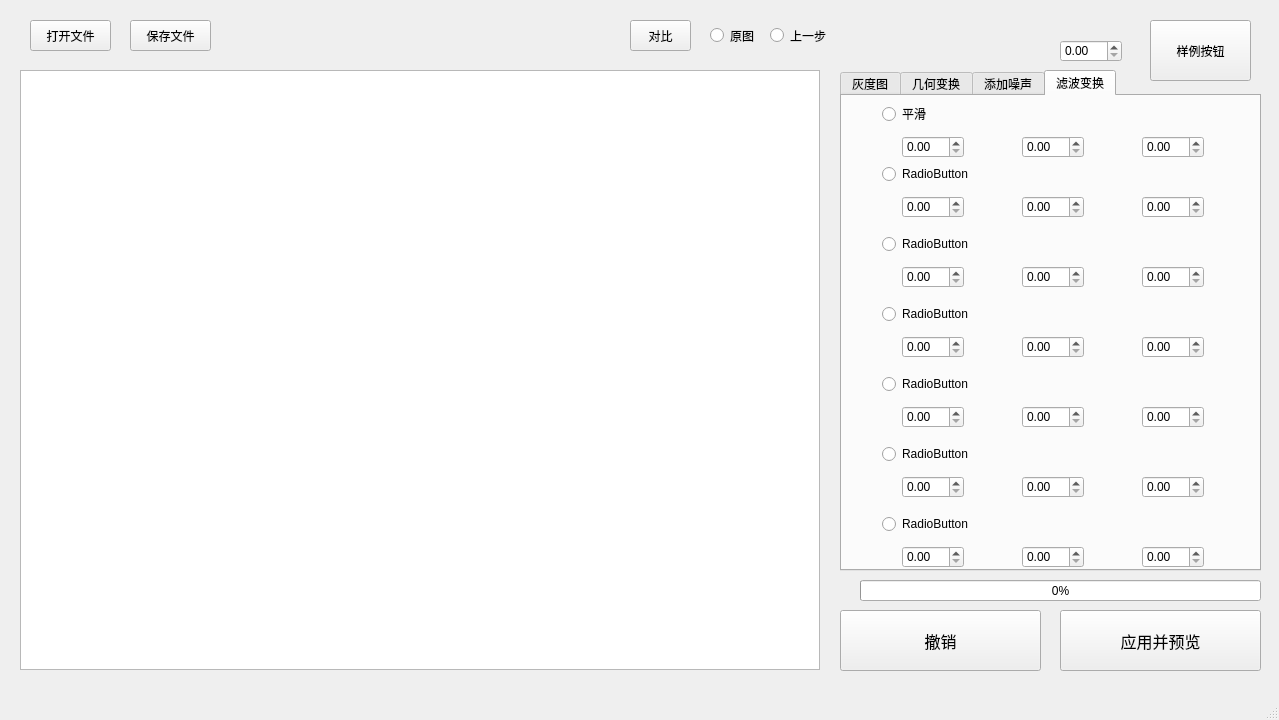
Above: gui/main.ui from xzx1449/DIP-assignment before the change. Below: the same form after it.
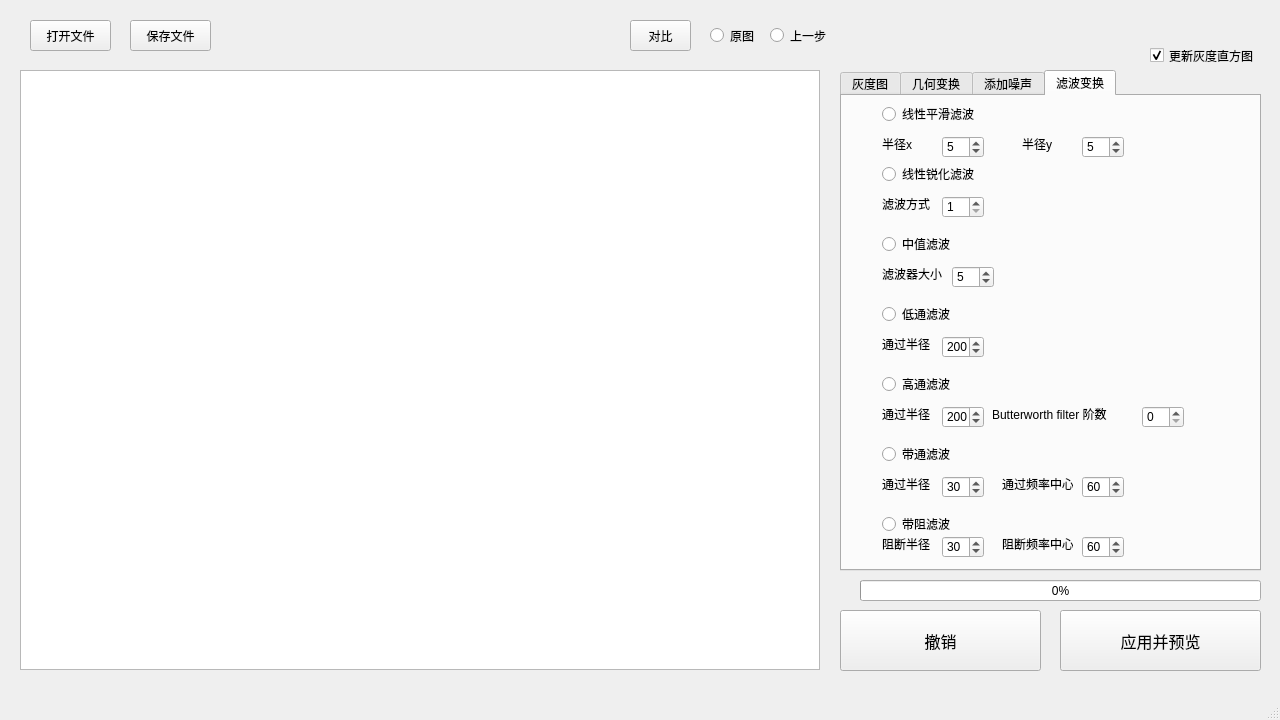
That is the form after the change. The open tabs and pages were chosen to show the change.

What changed in the file:
```diff
--- a/gui/main.ui
+++ b/gui/main.ui
@@ -6,10 +6,28 @@
    <rect>
     <x>0</x>
     <y>0</y>
-    <width>1279</width>
+    <width>1280</width>
     <height>720</height>
    </rect>
   </property>
+  <property name="sizePolicy">
+   <sizepolicy hsizetype="Fixed" vsizetype="Fixed">
+    <horstretch>0</horstretch>
+    <verstretch>0</verstretch>
+   </sizepolicy>
+  </property>
+  <property name="minimumSize">
+   <size>
+    <width>1280</width>
+    <height>720</height>
+   </size>
+  </property>
+  <property name="maximumSize">
+   <size>
+    <width>1280</width>
+    <height>720</height>
+   </size>
+  </property>
   <property name="windowTitle">
    <string>DIP GUI</string>
   </property>
@@ -870,7 +888,7 @@
        </rect>
       </property>
       <property name="text">
-       <string>RadioButton</string>
+       <string>低通滤波</string>
       </property>
       <attribute name="buttonGroup">
        <string notr="true">choiceButtonGroup</string>
@@ -886,7 +904,7 @@
        </rect>
       </property>
       <property name="text">
-       <string>RadioButton</string>
+       <string>中值滤波</string>
       </property>
       <attribute name="buttonGroup">
        <string notr="true">choiceButtonGroup</string>
@@ -897,12 +915,12 @@
        <rect>
         <x>40</x>
         <y>10</y>
-        <width>89</width>
+        <width>101</width>
         <height>16</height>
        </rect>
       </property>
       <property name="text">
-       <string>平滑</string>
+       <string>线性平滑滤波</string>
       </property>
       <attribute name="buttonGroup">
        <string notr="true">choiceButtonGroup</string>
@@ -913,12 +931,12 @@
        <rect>
         <x>40</x>
         <y>70</y>
-        <width>89</width>
+        <width>101</width>
         <height>16</height>
        </rect>
       </property>
       <property name="text">
-       <string>RadioButton</string>
+       <string>线性锐化滤波</string>
       </property>
       <attribute name="buttonGroup">
        <string notr="true">choiceButtonGroup</string>
@@ -934,182 +952,12 @@
        </rect>
       </property>
       <property name="text">
-       <string>RadioButton</string>
+       <string>高通滤波</string>
       </property>
       <attribute name="buttonGroup">
        <string notr="true">choiceButtonGroup</string>
       </attribute>
      </widget>
-     <widget class="QDoubleSpinBox" name="para413">
-      <property name="geometry">
-       <rect>
-        <x>300</x>
-        <y>40</y>
-        <width>62</width>
-        <height>22</height>
-       </rect>
-      </property>
-     </widget>
-     <widget class="QDoubleSpinBox" name="para411">
-      <property name="geometry">
-       <rect>
-        <x>60</x>
-        <y>40</y>
-        <width>62</width>
-        <height>22</height>
-       </rect>
-      </property>
-     </widget>
-     <widget class="QDoubleSpinBox" name="para412">
-      <property name="geometry">
-       <rect>
-        <x>180</x>
-        <y>40</y>
-        <width>62</width>
-        <height>22</height>
-       </rect>
-      </property>
-     </widget>
-     <widget class="QDoubleSpinBox" name="para423">
-      <property name="geometry">
-       <rect>
-        <x>300</x>
-        <y>100</y>
-        <width>62</width>
-        <height>22</height>
-       </rect>
-      </property>
-     </widget>
-     <widget class="QDoubleSpinBox" name="para421">
-      <property name="geometry">
-       <rect>
-        <x>60</x>
-        <y>100</y>
-        <width>62</width>
-        <height>22</height>
-       </rect>
-      </property>
-     </widget>
-     <widget class="QDoubleSpinBox" name="para422">
-      <property name="geometry">
-       <rect>
-        <x>180</x>
-        <y>100</y>
-        <width>62</width>
-        <height>22</height>
-       </rect>
-      </property>
-     </widget>
-     <widget class="QDoubleSpinBox" name="para433">
-      <property name="geometry">
-       <rect>
-        <x>300</x>
-        <y>170</y>
-        <width>62</width>
-        <height>22</height>
-       </rect>
-      </property>
-     </widget>
-     <widget class="QDoubleSpinBox" name="para431">
-      <property name="geometry">
-       <rect>
-        <x>60</x>
-        <y>170</y>
-        <width>62</width>
-        <height>22</height>
-       </rect>
-      </property>
-     </widget>
-     <widget class="QDoubleSpinBox" name="para432">
-      <property name="geometry">
-       <rect>
-        <x>180</x>
-        <y>170</y>
-        <width>62</width>
-        <height>22</height>
-       </rect>
-      </property>
-     </widget>
-     <widget class="QDoubleSpinBox" name="para443">
-      <property name="geometry">
-       <rect>
-        <x>300</x>
-        <y>240</y>
-        <width>62</width>
-        <height>22</height>
-       </rect>
-      </property>
-     </widget>
-     <widget class="QDoubleSpinBox" name="para441">
-      <property name="geometry">
-       <rect>
-        <x>60</x>
-        <y>240</y>
-        <width>62</width>
-        <height>22</height>
-       </rect>
-      </property>
-     </widget>
-     <widget class="QDoubleSpinBox" name="para442">
-      <property name="geometry">
-       <rect>
-        <x>180</x>
-        <y>240</y>
-        <width>62</width>
-        <height>22</height>
-       </rect>
-      </property>
-     </widget>
-     <widget class="QDoubleSpinBox" name="para453">
-      <property name="geometry">
-       <rect>
-        <x>300</x>
-        <y>310</y>
-        <width>62</width>
-        <height>22</height>
-       </rect>
-      </property>
-     </widget>
-     <widget class="QDoubleSpinBox" name="para451">
-      <property name="geometry">
-       <rect>
-        <x>60</x>
-        <y>310</y>
-        <width>62</width>
-        <height>22</height>
-       </rect>
-      </property>
-     </widget>
-     <widget class="QDoubleSpinBox" name="para452">
-      <property name="geometry">
-       <rect>
-        <x>180</x>
-        <y>310</y>
-        <width>62</width>
-        <height>22</height>
-       </rect>
-      </property>
-     </widget>
-     <widget class="QDoubleSpinBox" name="para451_2">
-      <property name="geometry">
-       <rect>
-        <x>60</x>
-        <y>380</y>
-        <width>62</width>
-        <height>22</height>
-       </rect>
-      </property>
-     </widget>
-     <widget class="QDoubleSpinBox" name="para452_2">
-      <property name="geometry">
-       <rect>
-        <x>180</x>
-        <y>380</y>
-        <width>62</width>
-        <height>22</height>
-       </rect>
-      </property>
-     </widget>
      <widget class="QRadioButton" name="choice46">
       <property name="geometry">
        <rect>
@@ -1120,18 +968,11 @@
        </rect>
       </property>
       <property name="text">
-       <string>RadioButton</string>
+       <string>带通滤波</string>
       </property>
-     </widget>
-     <widget class="QDoubleSpinBox" name="para453_2">
-      <property name="geometry">
-       <rect>
-        <x>300</x>
-        <y>380</y>
-        <width>62</width>
-        <height>22</height>
-       </rect>
-      </property>
+      <attribute name="buttonGroup">
+       <string notr="true">choiceButtonGroup</string>
+      </attribute>
      </widget>
      <widget class="QRadioButton" name="choice47">
       <property name="geometry">
@@ -1143,38 +984,318 @@
        </rect>
       </property>
       <property name="text">
-       <string>RadioButton</string>
+       <string>带阻滤波</string>
       </property>
      </widget>
-     <widget class="QDoubleSpinBox" name="para453_3">
+     <widget class="QSpinBox" name="para421">
+      <property name="geometry">
+       <rect>
+        <x>100</x>
+        <y>100</y>
+        <width>42</width>
+        <height>22</height>
+       </rect>
+      </property>
+      <property name="minimum">
+       <number>1</number>
+      </property>
+      <property name="maximum">
+       <number>3</number>
+      </property>
+     </widget>
+     <widget class="QSpinBox" name="para431">
+      <property name="geometry">
+       <rect>
+        <x>110</x>
+        <y>170</y>
+        <width>42</width>
+        <height>22</height>
+       </rect>
+      </property>
+      <property name="minimum">
+       <number>1</number>
+      </property>
+      <property name="value">
+       <number>5</number>
+      </property>
+     </widget>
+     <widget class="QSpinBox" name="para441">
+      <property name="geometry">
+       <rect>
+        <x>100</x>
+        <y>240</y>
+        <width>42</width>
+        <height>22</height>
+       </rect>
+      </property>
+      <property name="maximum">
+       <number>999</number>
+      </property>
+      <property name="value">
+       <number>200</number>
+      </property>
+     </widget>
+     <widget class="QSpinBox" name="para451">
+      <property name="geometry">
+       <rect>
+        <x>100</x>
+        <y>310</y>
+        <width>42</width>
+        <height>22</height>
+       </rect>
+      </property>
+      <property name="minimum">
+       <number>1</number>
+      </property>
+      <property name="maximum">
+       <number>1000</number>
+      </property>
+      <property name="value">
+       <number>200</number>
+      </property>
+     </widget>
+     <widget class="QSpinBox" name="para452">
       <property name="geometry">
        <rect>
         <x>300</x>
-        <y>450</y>
-        <width>62</width>
+        <y>310</y>
+        <width>42</width>
         <height>22</height>
        </rect>
       </property>
      </widget>
-     <widget class="QDoubleSpinBox" name="para452_3">
+     <widget class="QSpinBox" name="para461">
+      <property name="geometry">
+       <rect>
+        <x>100</x>
+        <y>380</y>
+        <width>42</width>
+        <height>22</height>
+       </rect>
+      </property>
+      <property name="value">
+       <number>30</number>
+      </property>
+     </widget>
+     <widget class="QSpinBox" name="para462">
+      <property name="geometry">
+       <rect>
+        <x>240</x>
+        <y>380</y>
+        <width>42</width>
+        <height>22</height>
+       </rect>
+      </property>
+      <property name="value">
+       <number>60</number>
+      </property>
+     </widget>
+     <widget class="QSpinBox" name="para471">
+      <property name="geometry">
+       <rect>
+        <x>100</x>
+        <y>440</y>
+        <width>42</width>
+        <height>22</height>
+       </rect>
+      </property>
+      <property name="value">
+       <number>30</number>
+      </property>
+     </widget>
+     <widget class="QSpinBox" name="para472">
+      <property name="geometry">
+       <rect>
+        <x>240</x>
+        <y>440</y>
+        <width>42</width>
+        <height>22</height>
+       </rect>
+      </property>
+      <property name="value">
+       <number>60</number>
+      </property>
+     </widget>
+     <widget class="QLabel" name="label_18">
+      <property name="geometry">
+       <rect>
+        <x>40</x>
+        <y>440</y>
+        <width>51</width>
+        <height>16</height>
+       </rect>
+      </property>
+      <property name="text">
+       <string>阻断半径</string>
+      </property>
+     </widget>
+     <widget class="QLabel" name="label_21">
+      <property name="geometry">
+       <rect>
+        <x>160</x>
+        <y>440</y>
+        <width>71</width>
+        <height>16</height>
+       </rect>
+      </property>
+      <property name="text">
+       <string>阻断频率中心</string>
+      </property>
+     </widget>
+     <widget class="QLabel" name="label_22">
+      <property name="geometry">
+       <rect>
+        <x>40</x>
+        <y>380</y>
+        <width>51</width>
+        <height>16</height>
+       </rect>
+      </property>
+      <property name="text">
+       <string>通过半径</string>
+      </property>
+     </widget>
+     <widget class="QLabel" name="label_23">
+      <property name="geometry">
+       <rect>
+        <x>40</x>
+        <y>310</y>
+        <width>51</width>
+        <height>16</height>
+       </rect>
+      </property>
+      <property name="text">
+       <string>通过半径</string>
+      </property>
+     </widget>
+     <widget class="QLabel" name="label_24">
+      <property name="geometry">
+       <rect>
+        <x>40</x>
+        <y>240</y>
+        <width>51</width>
+        <height>16</height>
+       </rect>
+      </property>
+      <property name="text">
+       <string>通过半径</string>
+      </property>
+     </widget>
+     <widget class="QLabel" name="label_25">
+      <property name="geometry">
+       <rect>
+        <x>40</x>
+        <y>170</y>
+        <width>61</width>
+        <height>16</height>
+       </rect>
+      </property>
+      <property name="text">
+       <string>滤波器大小</string>
+      </property>
+     </widget>
+     <widget class="QLabel" name="label_26">
+      <property name="geometry">
+       <rect>
+        <x>40</x>
+        <y>100</y>
+        <width>51</width>
+        <height>16</height>
+       </rect>
+      </property>
+      <property name="text">
+       <string>滤波方式</string>
+      </property>
+     </widget>
+     <widget class="QLabel" name="label_27">
+      <property name="geometry">
+       <rect>
+        <x>40</x>
+        <y>40</y>
+        <width>51</width>
+        <height>16</height>
+       </rect>
+      </property>
+      <property name="text">
+       <string>半径x</string>
+      </property>
+     </widget>
+     <widget class="QLabel" name="label_28">
+      <property name="geometry">
+       <rect>
+        <x>160</x>
+        <y>380</y>
+        <width>71</width>
+        <height>16</height>
+       </rect>
+      </property>
+      <property name="text">
+       <string>通过频率中心</string>
+      </property>
+     </widget>
+     <widget class="QLabel" name="label_29">
+      <property name="geometry">
+       <rect>
+        <x>150</x>
+        <y>310</y>
+        <width>141</width>
+        <height>16</height>
+       </rect>
+      </property>
+      <property name="text">
+       <string>Butterworth filter 阶数</string>
+      </property>
+     </widget>
+     <widget class="QLabel" name="label_30">
       <property name="geometry">
        <rect>
         <x>180</x>
-        <y>450</y>
-        <width>62</width>
+        <y>40</y>
+        <width>31</width>
+        <height>16</height>
+       </rect>
+      </property>
+      <property name="text">
+       <string>半径y</string>
+      </property>
+     </widget>
+     <widget class="QSpinBox" name="para411">
+      <property name="geometry">
+       <rect>
+        <x>100</x>
+        <y>40</y>
+        <width>42</width>
         <height>22</height>
        </rect>
       </property>
+      <property name="minimum">
+       <number>1</number>
+      </property>
+      <property name="maximum">
+       <number>999</number>
+      </property>
+      <property name="value">
+       <number>5</number>
+      </property>
      </widget>
-     <widget class="QDoubleSpinBox" name="para451_3">
+     <widget class="QSpinBox" name="para412">
       <property name="geometry">
        <rect>
-        <x>60</x>
-        <y>450</y>
-        <width>62</width>
+        <x>240</x>
+        <y>40</y>
+        <width>42</width>
         <height>22</height>
        </rect>
       </property>
+      <property name="minimum">
+       <number>1</number>
+      </property>
+      <property name="maximum">
+       <number>999</number>
+      </property>
+      <property name="value">
+       <number>5</number>
+      </property>
      </widget>
     </widget>
    </widget>
@@ -1305,28 +1426,21 @@
      <string>对比</string>
     </property>
    </widget>
-   <widget class="QPushButton" name="exampleButton">
+   <widget class="QCheckBox" name="histoButton">
     <property name="geometry">
      <rect>
       <x>1150</x>
-      <y>20</y>
-      <width>101</width>
-      <height>61</height>
-     </rect>
-    </property>
-    <property name="text">
-     <string>样例按钮</string>
-    </property>
-   </widget>
-   <widget class="QDoubleSpinBox" name="para000">
-    <property name="geometry">
-     <rect>
-      <x>1060</x>
       <y>40</y>
-      <width>62</width>
-      <height>22</height>
+      <width>111</width>
+      <height>31</height>
      </rect>
     </property>
+    <property name="text">
+     <string>更新灰度直方图</string>
+    </property>
+    <property name="checked">
+     <bool>true</bool>
+    </property>
    </widget>
   </widget>
   <widget class="QStatusBar" name="statusbar"/>
```
Left out of the diff: 43 changed lines with no effect on the pictures.
